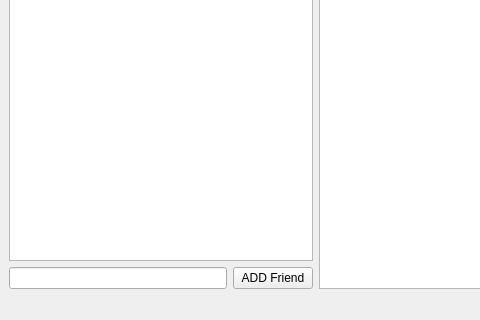
The window that mainwindow.ui (forestinwind/client) describes before a commit, drawn with Qt 5; both pictures show x 0 to 480 and y 156 to 476 of the 632 by 476 pixel window.
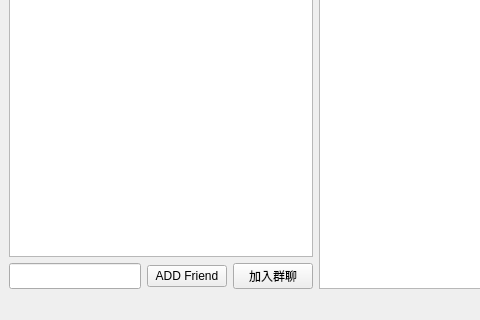
The same window after the commit. Custom widgets are drawn as their Qt base class.

Patch:
```diff
--- a/mainwindow.ui
+++ b/mainwindow.ui
@@ -21,17 +21,43 @@
        <widget class="userListWidget" name="listWidget"/>
       </item>
       <item>
-       <layout class="QHBoxLayout" name="horizontalLayout">
+       <layout class="QHBoxLayout" name="horizontalLayout" stretch="0,0,0">
         <item>
-         <widget class="QLineEdit" name="lineEditFriend"/>
+         <widget class="QLineEdit" name="lineEditFriend">
+          <property name="maximumSize">
+           <size>
+            <width>16777215</width>
+            <height>30</height>
+           </size>
+          </property>
+         </widget>
         </item>
         <item>
          <widget class="QPushButton" name="pushButtonAddFriend">
+          <property name="maximumSize">
+           <size>
+            <width>16777215</width>
+            <height>16777215</height>
+           </size>
+          </property>
           <property name="text">
            <string>ADD Friend</string>
           </property>
          </widget>
         </item>
+        <item>
+         <widget class="QPushButton" name="pushButtonAddGroup">
+          <property name="maximumSize">
+           <size>
+            <width>16777215</width>
+            <height>16777215</height>
+           </size>
+          </property>
+          <property name="text">
+           <string>加入群聊</string>
+          </property>
+         </widget>
+        </item>
        </layout>
       </item>
      </layout>
```
